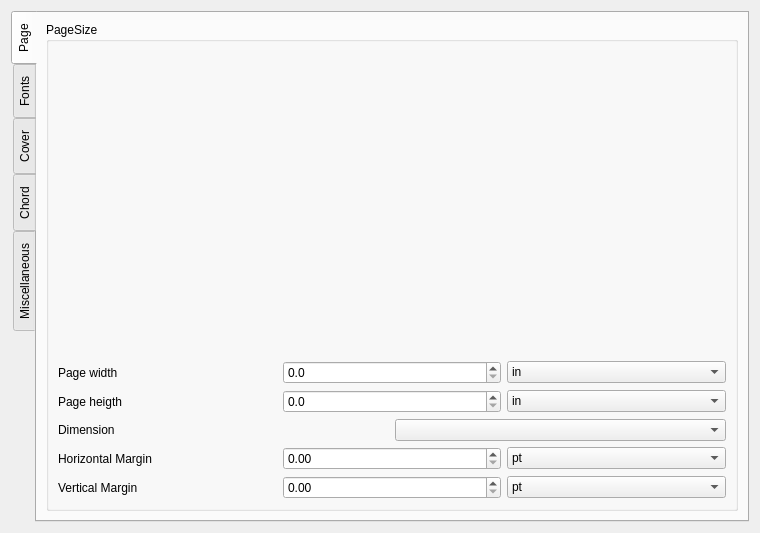
First picture: the form in formconfig.ui, repository jpcima/chordv, before the edit.
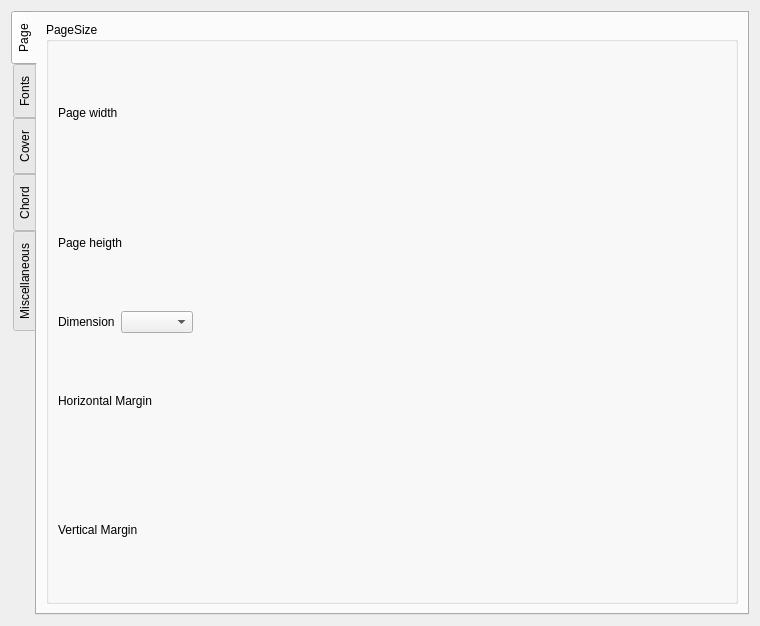
Second picture: the form after the edit. Custom widgets are drawn as their Qt base class.

What changed in the file:
```diff
--- a/formconfig.ui
+++ b/formconfig.ui
@@ -7,13 +7,13 @@
     <x>0</x>
     <y>0</y>
     <width>760</width>
-    <height>533</height>
+    <height>626</height>
    </rect>
   </property>
   <property name="windowTitle">
    <string>Form</string>
   </property>
-  <layout class="QVBoxLayout" name="verticalLayout_4">
+  <layout class="QVBoxLayout" name="verticalLayout_6">
    <item>
     <widget class="QTabWidget" name="tabWidget">
      <property name="tabPosition">
@@ -26,20 +26,17 @@
       <attribute name="title">
        <string>Page</string>
       </attribute>
-      <layout class="QVBoxLayout" name="verticalLayout_8">
+      <layout class="QHBoxLayout" name="horizontalLayout_26">
        <item>
         <widget class="QGroupBox" name="groupBox_4">
          <property name="title">
           <string>PageSize</string>
          </property>
-         <layout class="QVBoxLayout" name="verticalLayout_6">
+         <layout class="QHBoxLayout" name="horizontalLayout_20">
           <item>
-           <layout class="QVBoxLayout" name="verticalLayout_9">
+           <layout class="QVBoxLayout" name="verticalLayout_4">
             <item>
-             <widget class="SpinBoxUnit" name="spuPageWidth" native="true"/>
-            </item>
-            <item>
-             <layout class="QHBoxLayout" name="horizontalLayout_19">
+             <layout class="QHBoxLayout" name="horizontalLayout_18">
               <item>
                <widget class="QLabel" name="labelPageWidth">
                 <property name="text">
@@ -48,33 +45,12 @@
                </widget>
               </item>
               <item>
-               <widget class="QDoubleSpinBox" name="doubleSpinBoxPageWidth">
-                <property name="decimals">
-                 <number>1</number>
-                </property>
-                <property name="maximum">
-                 <double>2000.000000000000000</double>
-                </property>
-               </widget>
-              </item>
-              <item>
-               <widget class="QComboBox" name="comboBoxPageWidthUnit">
-                <item>
-                 <property name="text">
-                  <string>in</string>
-                 </property>
-                </item>
-                <item>
-                 <property name="text">
-                  <string>mm</string>
-                 </property>
-                </item>
-               </widget>
+               <widget class="SpinBoxUnit" name="spuPageWidth" native="true"/>
               </item>
              </layout>
             </item>
             <item>
-             <layout class="QHBoxLayout" name="horizontalLayout_20">
+             <layout class="QHBoxLayout" name="horizontalLayout_19">
               <item>
                <widget class="QLabel" name="labelPageHeight">
                 <property name="text">
@@ -83,28 +59,7 @@
                </widget>
               </item>
               <item>
-               <widget class="QDoubleSpinBox" name="doubleSpinBoxPageHeight">
-                <property name="decimals">
-                 <number>1</number>
-                </property>
-                <property name="maximum">
-                 <double>2000.000000000000000</double>
-                </property>
-               </widget>
-              </item>
-              <item>
-               <widget class="QComboBox" name="comboBoxPageHeithUnit">
-                <item>
-                 <property name="text">
-                  <string>in</string>
-                 </property>
-                </item>
-                <item>
-                 <property name="text">
-                  <string>mm</string>
-                 </property>
-                </item>
-               </widget>
+               <widget class="SpinBoxUnit" name="spuPageHeight" native="true"/>
               </item>
              </layout>
             </item>
@@ -120,6 +75,19 @@
               <item>
                <widget class="PageSize" name="comboBoxMediaBox"/>
               </item>
+              <item>
+               <spacer name="horizontalSpacer">
+                <property name="orientation">
+                 <enum>Qt::Horizontal</enum>
+                </property>
+                <property name="sizeHint" stdset="0">
+                 <size>
+                  <width>40</width>
+                  <height>20</height>
+                 </size>
+                </property>
+               </spacer>
+              </item>
              </layout>
             </item>
             <item>
@@ -132,36 +100,7 @@
                </widget>
               </item>
               <item>
-               <widget class="QDoubleSpinBox" name="doubleSpinBoxMarginHorizontal"/>
-              </item>
-              <item>
-               <widget class="QComboBox" name="comboBoxMarginHorizontalUnit">
-                <item>
-                 <property name="text">
-                  <string>pt</string>
-                 </property>
-                </item>
-                <item>
-                 <property name="text">
-                  <string>in</string>
-                 </property>
-                </item>
-                <item>
-                 <property name="text">
-                  <string>px</string>
-                 </property>
-                </item>
-                <item>
-                 <property name="text">
-                  <string>mm</string>
-                 </property>
-                </item>
-                <item>
-                 <property name="text">
-                  <string>cm</string>
-                 </property>
-                </item>
-               </widget>
+               <widget class="SpinBoxUnit" name="spuHorizontalMargin" native="true"/>
               </item>
              </layout>
             </item>
@@ -175,36 +114,7 @@
                </widget>
               </item>
               <item>
-               <widget class="QDoubleSpinBox" name="doubleSpinBoxMarginVertical"/>
-              </item>
-              <item>
-               <widget class="QComboBox" name="comboBoxMarginVerticalUnit">
-                <item>
-                 <property name="text">
-                  <string>pt</string>
-                 </property>
-                </item>
-                <item>
-                 <property name="text">
-                  <string>in</string>
-                 </property>
-                </item>
-                <item>
-                 <property name="text">
-                  <string>px</string>
-                 </property>
-                </item>
-                <item>
-                 <property name="text">
-                  <string>mm</string>
-                 </property>
-                </item>
-                <item>
-                 <property name="text">
-                  <string>cm</string>
-                 </property>
-                </item>
-               </widget>
+               <widget class="SpinBoxUnit" name="spuVerticalMargin" native="true"/>
               </item>
              </layout>
             </item>
```
Left out of the diff: 32 changed lines with no effect on the pictures.
